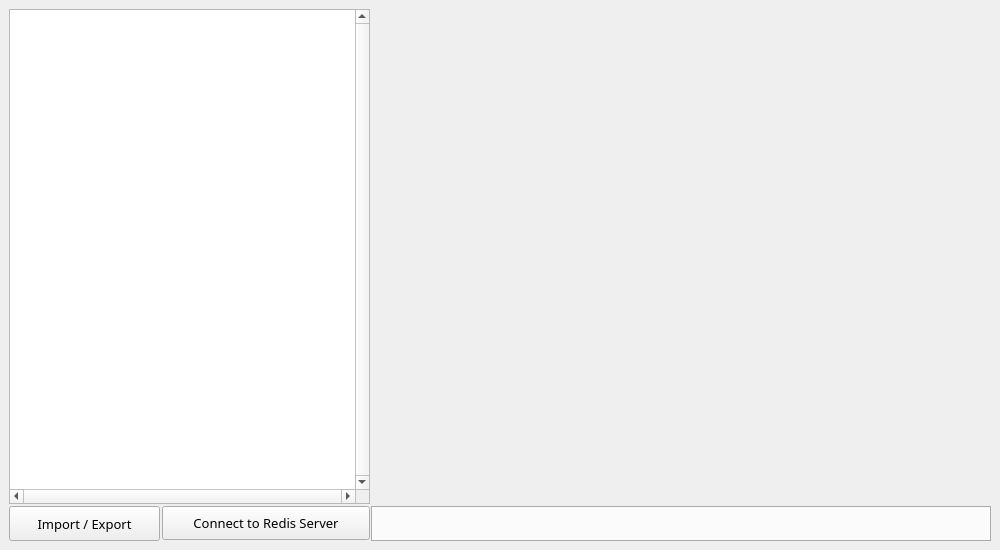
Qt form src/app/forms/main.ui (RedisInsight/RedisDesktopManager) before a commit.
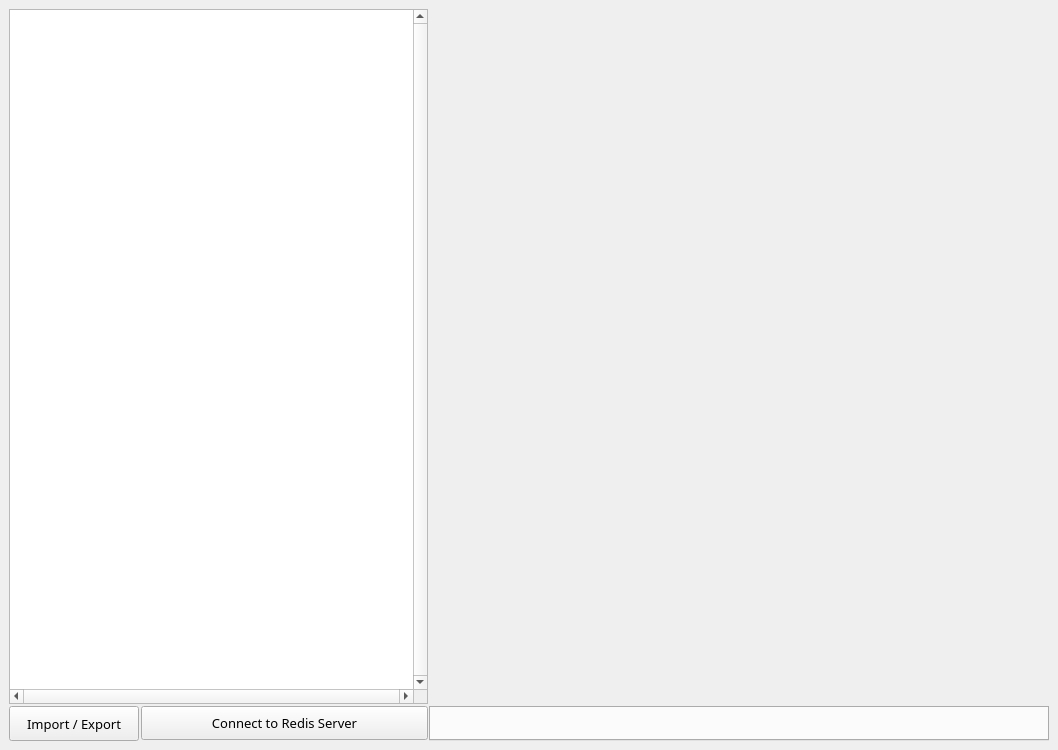
The same form after that commit. Icons and pictures are not drawn. Custom widgets are drawn as their Qt base class.

Commit message: Update GUI: Fix items' sizes

Diff of the .ui file:
```diff
--- a/src/app/forms/main.ui
+++ b/src/app/forms/main.ui
@@ -7,8 +7,8 @@
    <rect>
     <x>0</x>
     <y>0</y>
-    <width>1000</width>
-    <height>550</height>
+    <width>1058</width>
+    <height>750</height>
    </rect>
   </property>
   <property name="sizePolicy">
@@ -20,7 +20,7 @@
   <property name="minimumSize">
    <size>
     <width>1000</width>
-    <height>550</height>
+    <height>750</height>
    </size>
   </property>
   <property name="windowTitle">
@@ -60,7 +60,13 @@
    </property>
    <layout class="QHBoxLayout" name="horizontalLayout_3">
     <item>
-     <widget class="QSplitter" name="splitter_2">
+     <widget class="QSplitter" name="mainSplitter">
+      <property name="sizePolicy">
+       <sizepolicy hsizetype="Expanding" vsizetype="Preferred">
+        <horstretch>0</horstretch>
+        <verstretch>0</verstretch>
+       </sizepolicy>
+      </property>
       <property name="orientation">
        <enum>Qt::Horizontal</enum>
       </property>
@@ -81,7 +87,7 @@
         <item>
          <widget class="ConnectionsTree::TreeView" name="serversTreeView">
           <property name="sizePolicy">
-           <sizepolicy hsizetype="MinimumExpanding" vsizetype="Expanding">
+           <sizepolicy hsizetype="Minimum" vsizetype="Expanding">
             <horstretch>0</horstretch>
             <verstretch>0</verstretch>
            </sizepolicy>
@@ -129,10 +135,13 @@
           <property name="spacing">
            <number>2</number>
           </property>
+          <property name="sizeConstraint">
+           <enum>QLayout::SetMinimumSize</enum>
+          </property>
           <item>
            <widget class="QToolButton" name="pbImportConnections">
             <property name="sizePolicy">
-             <sizepolicy hsizetype="MinimumExpanding" vsizetype="Fixed">
+             <sizepolicy hsizetype="Fixed" vsizetype="Fixed">
               <horstretch>0</horstretch>
               <verstretch>0</verstretch>
              </sizepolicy>
@@ -182,14 +191,14 @@
           <item>
            <widget class="QToolButton" name="pbAddServer">
             <property name="sizePolicy">
-             <sizepolicy hsizetype="Expanding" vsizetype="Fixed">
+             <sizepolicy hsizetype="MinimumExpanding" vsizetype="Fixed">
               <horstretch>0</horstretch>
               <verstretch>0</verstretch>
              </sizepolicy>
             </property>
             <property name="minimumSize">
              <size>
-              <width>160</width>
+              <width>140</width>
               <height>34</height>
              </size>
             </property>
@@ -245,7 +254,13 @@
        <property name="minimumSize">
         <size>
          <width>620</width>
-         <height>0</height>
+         <height>300</height>
+        </size>
+       </property>
+       <property name="baseSize">
+        <size>
+         <width>620</width>
+         <height>300</height>
         </size>
        </property>
        <property name="orientation">
@@ -260,7 +275,7 @@
        <widget class="QWidget" name="qmlParent" native="true">
         <property name="sizePolicy">
          <sizepolicy hsizetype="Expanding" vsizetype="Expanding">
-          <horstretch>0</horstretch>
+          <horstretch>3</horstretch>
           <verstretch>0</verstretch>
          </sizepolicy>
         </property>
@@ -279,8 +294,8 @@
        </widget>
        <widget class="ConsoleTabs" name="tabWidget">
         <property name="sizePolicy">
-         <sizepolicy hsizetype="Expanding" vsizetype="MinimumExpanding">
-          <horstretch>1</horstretch>
+         <sizepolicy hsizetype="Expanding" vsizetype="Fixed">
+          <horstretch>0</horstretch>
           <verstretch>0</verstretch>
          </sizepolicy>
         </property>
@@ -306,7 +321,7 @@
          <enum>QTabWidget::South</enum>
         </property>
         <property name="tabShape">
-         <enum>QTabWidget::Rounded</enum>
+         <enum>QTabWidget::Triangular</enum>
         </property>
         <property name="currentIndex">
          <number>-1</number>
```
Left out of the diff: 12 changed lines with no effect on the pictures. The commit also changes 1 other file.
